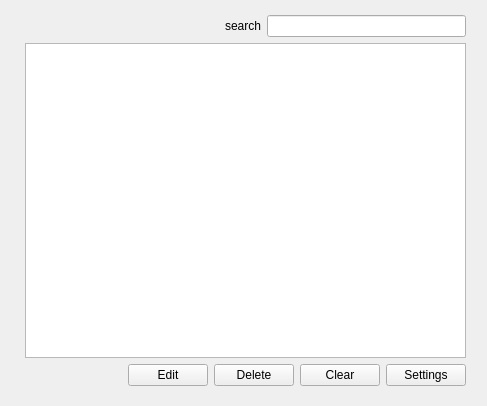
rusith/genius, file views/manager.ui: the form before one commit.
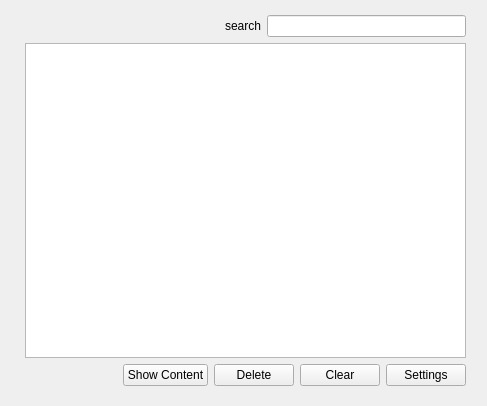
The form after the commit. Icons and pictures are not drawn.

Diff of the .ui file:
```diff
--- a/views/manager.ui
+++ b/views/manager.ui
@@ -100,7 +100,7 @@
        <item>
         <widget class="QPushButton" name="editButton">
          <property name="text">
-          <string>Edit</string>
+          <string>Show Content</string>
          </property>
          <property name="icon">
           <iconset resource="../resources/resources.qrc">
```
Left out of the diff: 4 changed lines with no effect on the pictures.
